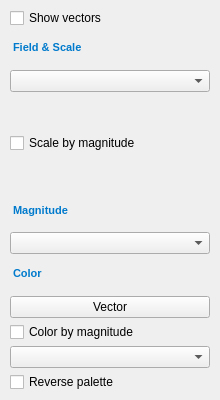
This is src/ui/vectors_page.ui in thermeng/SciRender as Qt 5 draws it before an edit. The edited form follows.
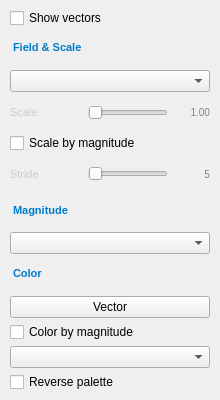
This is the edited form.

Commit message: Replace empty UI placeholders with real widget definitions

What changed in the file:
```diff
--- a/src/ui/vectors_page.ui
+++ b/src/ui/vectors_page.ui
@@ -65,7 +65,38 @@
        <widget class="QComboBox" name="vectorCombo"/>
       </item>
       <item>
-       <widget class="QWidget" name="scaleRow" native="true"/>
+       <widget class="QWidget" name="scaleRow">
+        <layout class="QHBoxLayout" name="scaleLayout">
+         <property name="spacing"><number>6</number></property>
+         <property name="leftMargin"><number>0</number></property>
+         <property name="topMargin"><number>0</number></property>
+         <property name="rightMargin"><number>0</number></property>
+         <property name="bottomMargin"><number>0</number></property>
+         <item>
+          <widget class="QLabel" name="scaleLabel">
+           <property name="text"><string>Scale</string></property>
+           <property name="minimumSize"><size><width>72</width><height>0</height></size></property>
+           <property name="maximumSize"><size><width>72</width><height>16777215</height></size></property>
+           <property name="styleSheet"><string notr="true">font-size: 11px; color: #cccccc;</string></property>
+           <property name="alignment"><set>Qt::AlignLeft|Qt::AlignVCenter</set></property>
+          </widget>
+         </item>
+         <item>
+          <widget class="QSlider" name="scaleSlider">
+           <property name="orientation"><enum>Qt::Horizontal</enum></property>
+          </widget>
+         </item>
+         <item>
+          <widget class="QLabel" name="scaleValue">
+           <property name="text"><string>1.00</string></property>
+           <property name="minimumSize"><size><width>36</width><height>0</height></size></property>
+           <property name="maximumSize"><size><width>36</width><height>16777215</height></size></property>
+           <property name="styleSheet"><string notr="true">font-size: 10px; color: #858585;</string></property>
+           <property name="alignment"><set>Qt::AlignRight|Qt::AlignVCenter</set></property>
+          </widget>
+         </item>
+        </layout>
+       </widget>
       </item>
       <item>
        <widget class="QCheckBox" name="scaleMagCb">
@@ -75,7 +106,38 @@
        </widget>
       </item>
       <item>
-       <widget class="QWidget" name="strideRow" native="true"/>
+       <widget class="QWidget" name="strideRow">
+        <layout class="QHBoxLayout" name="strideLayout">
+         <property name="spacing"><number>6</number></property>
+         <property name="leftMargin"><number>0</number></property>
+         <property name="topMargin"><number>0</number></property>
+         <property name="rightMargin"><number>0</number></property>
+         <property name="bottomMargin"><number>0</number></property>
+         <item>
+          <widget class="QLabel" name="strideLabel">
+           <property name="text"><string>Stride</string></property>
+           <property name="minimumSize"><size><width>72</width><height>0</height></size></property>
+           <property name="maximumSize"><size><width>72</width><height>16777215</height></size></property>
+           <property name="styleSheet"><string notr="true">font-size: 11px; color: #cccccc;</string></property>
+           <property name="alignment"><set>Qt::AlignLeft|Qt::AlignVCenter</set></property>
+          </widget>
+         </item>
+         <item>
+          <widget class="QSlider" name="strideSlider">
+           <property name="orientation"><enum>Qt::Horizontal</enum></property>
+          </widget>
+         </item>
+         <item>
+          <widget class="QLabel" name="strideValue">
+           <property name="text"><string>5</string></property>
+           <property name="minimumSize"><size><width>36</width><height>0</height></size></property>
+           <property name="maximumSize"><size><width>36</width><height>16777215</height></size></property>
+           <property name="styleSheet"><string notr="true">font-size: 10px; color: #858585;</string></property>
+           <property name="alignment"><set>Qt::AlignRight|Qt::AlignVCenter</set></property>
+          </widget>
+         </item>
+        </layout>
+       </widget>
       </item>
       <item>
        <widget class="QLabel" name="magnitudeHeader">
```
The commit also changes 6 other files.
